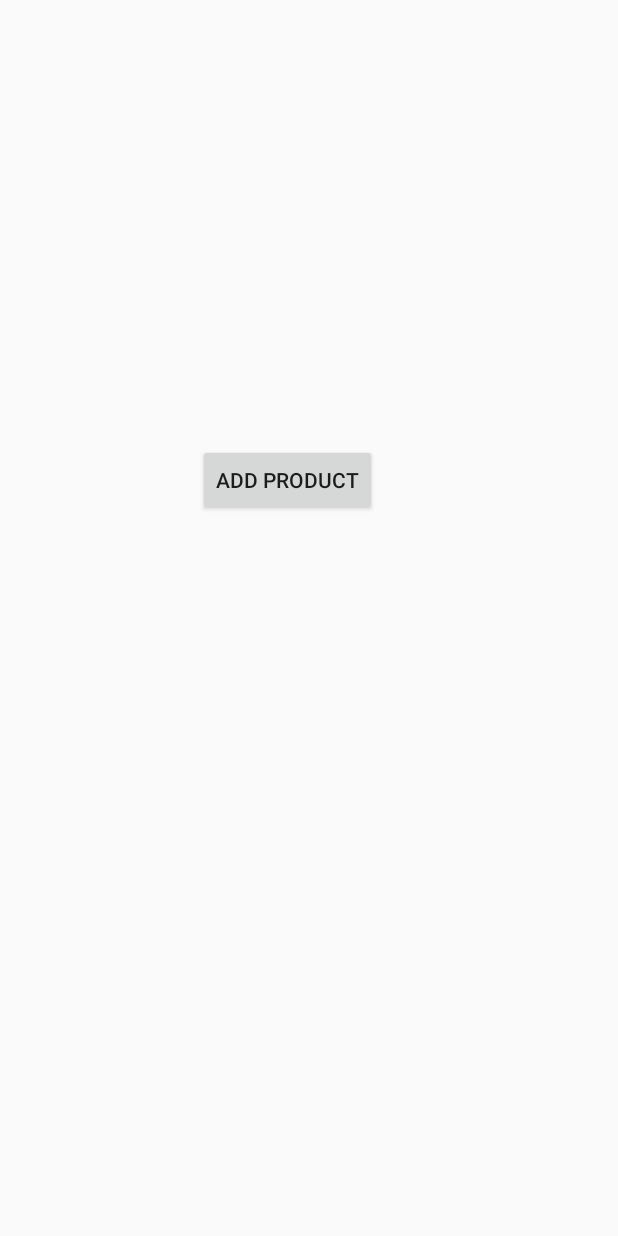
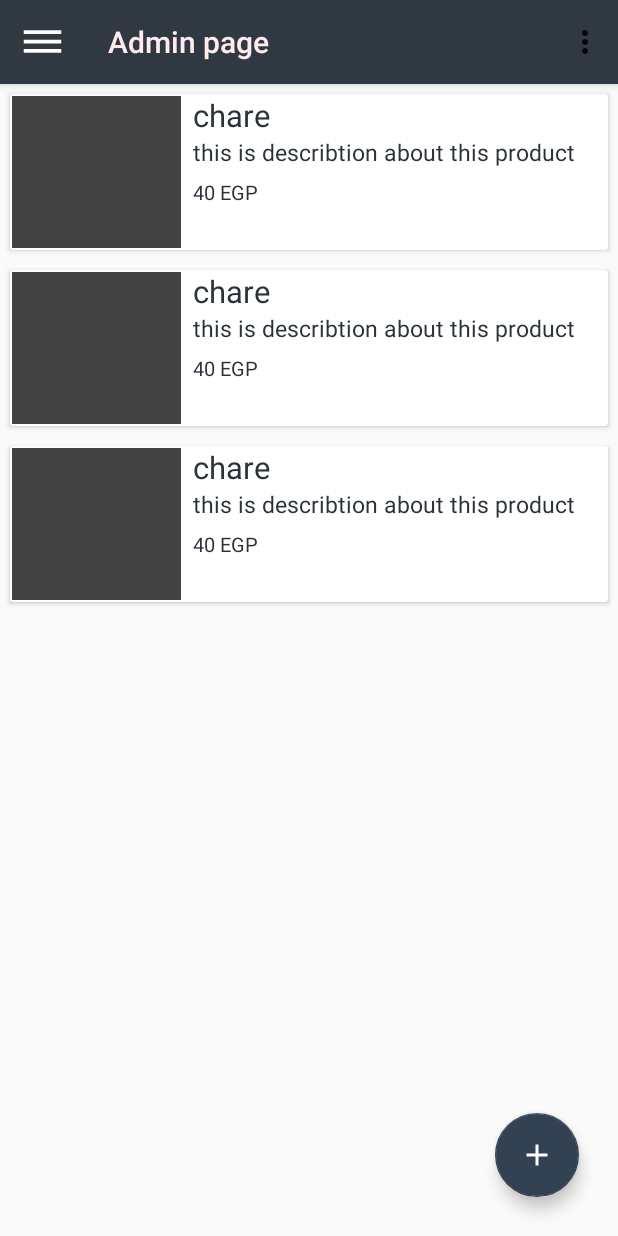
Before and after one commit to mahmoudjoe3/eCome-Store, an Android app: the layout activity_admin_home.xml on its own in the app's theme, with its tools: preview values and no code run, on a phone screen of 412 x 824 dp. Run offline under Robolectric (Android 15) with nearby library versions, the phone set to English and light mode, and no system bars.

Commit message:
add new product, fitch data
add new product function and fitch data using recycle view, livedata, firebase, custom adapter

```diff
--- a/app/src/main/java/com/mahmoudjoe3/eComStore/prevalent/Prevalent.java
+++ b/app/src/main/java/com/mahmoudjoe3/eComStore/prevalent/Prevalent.java
@@ -12,6 +12,8 @@ public class Prevalent {
     public final static String LOGIN_PREF="login_pref";
     public final static String refColName_User="users";
     public final static String refColName_Admin="admins";
+    public final static String refColName_product="products";
+    public final static String refStorage_productImage="product image";
     public final static String ADMIN="admin";
     public final static String USER_DATA ="userData";
 
--- a/app/src/main/java/com/mahmoudjoe3/eComStore/ui/main/LoginActivity.java
+++ b/app/src/main/java/com/mahmoudjoe3/eComStore/ui/main/LoginActivity.java
@@ -12,6 +12,7 @@ import android.widget.Toast;
 
 import androidx.appcompat.app.AlertDialog;
 import androidx.appcompat.app.AppCompatActivity;
+import androidx.lifecycle.ViewModelProvider;
 import androidx.lifecycle.ViewModelProviders;
 
 import com.google.android.material.textfield.TextInputEditText;
@@ -59,7 +60,7 @@ public class LoginActivity extends AppCompatActivity {
         setContentView(R.layout.activity_login);
         ButterKnife.bind(this);
 
-        mFirebaseAuthViewModel = ViewModelProviders.of(this).get(FirebaseAuthViewModel.class);
+        mFirebaseAuthViewModel = new ViewModelProvider(this).get(FirebaseAuthViewModel.class);
 
     }
 
--- a/app/src/main/java/com/mahmoudjoe3/eComStore/ui/main/RegisterActivity.java
+++ b/app/src/main/java/com/mahmoudjoe3/eComStore/ui/main/RegisterActivity.java
@@ -8,6 +8,7 @@ import android.widget.Toast;
 
 import androidx.appcompat.app.AlertDialog;
 import androidx.appcompat.app.AppCompatActivity;
+import androidx.lifecycle.ViewModelProvider;
 import androidx.lifecycle.ViewModelProviders;
 
 import com.google.android.material.textfield.TextInputEditText;
@@ -40,7 +41,7 @@ public class RegisterActivity extends AppCompatActivity {
         super.onCreate(savedInstanceState);
         setContentView(R.layout.activity_register);
         ButterKnife.bind(this);
-        mFirebaseAuthViewModel = ViewModelProviders.of(this).get(FirebaseAuthViewModel.class);
+        mFirebaseAuthViewModel = new ViewModelProvider(this).get(FirebaseAuthViewModel.class);
 
     }
 
--- /dev/null
+++ b/app/src/main/res/drawable/ic_add.xml
@@ -0,0 +1,5 @@
+<vector android:height="24dp" android:tint="#FFFFFF"
+    android:viewportHeight="24" android:viewportWidth="24"
+    android:width="24dp" xmlns:android="http://schemas.android.com/apk/res/android">
+    <path android:fillColor="@android:color/white" android:pathData="M19,13h-6v6h-2v-6H5v-2h6V5h2v6h6v2z"/>
+</vector>
--- /dev/null
+++ b/app/src/main/res/drawable/ic_nav.xml
@@ -0,0 +1,5 @@
+<vector android:height="30dp" android:tint="#FFFFFF"
+    android:viewportHeight="24" android:viewportWidth="24"
+    android:width="30dp" xmlns:android="http://schemas.android.com/apk/res/android">
+    <path android:fillColor="@android:color/white" android:pathData="M2,15.5v2h20v-2L2,15.5zM2,10.5v2h20v-2L2,10.5zM2,5.5v2h20v-2L2,5.5z"/>
+</vector>
--- a/app/src/main/res/layout/activity_admin_home.xml
+++ b/app/src/main/res/layout/activity_admin_home.xml
@@ -1,18 +1,39 @@
 <?xml version="1.0" encoding="utf-8"?>
-<androidx.constraintlayout.widget.ConstraintLayout xmlns:android="http://schemas.android.com/apk/res/android"
+<RelativeLayout xmlns:android="http://schemas.android.com/apk/res/android"
     xmlns:app="http://schemas.android.com/apk/res-auto"
     xmlns:tools="http://schemas.android.com/tools"
     android:layout_width="match_parent"
     android:layout_height="match_parent"
     tools:context=".ui.adminUI.AdminHomeActivity">
+    <androidx.appcompat.widget.Toolbar
+        android:id="@+id/my_toolbar"
+        android:layout_width="match_parent"
+        android:layout_height="?attr/actionBarSize"
+        android:background="?attr/colorPrimary"
+        android:elevation="4dp"
+        app:title="Admin page"
+        app:titleTextColor="@color/colorBG"
+        app:menu="@menu/admin_menu"
+        app:navigationIcon="@drawable/ic_nav"
+        android:theme="@style/ThemeOverlay.AppCompat.ActionBar"
+        app:popupTheme="@style/ThemeOverlay.AppCompat.Light"/>
 
-    <Button
-        android:id="@+id/button2"
+
+    <androidx.recyclerview.widget.RecyclerView android:id="@+id/recycleList"
+        android:layout_width="match_parent"
+        android:layout_height="match_parent"
+        android:layout_below="@id/my_toolbar"
+        tools:listitem="@layout/item_product_layout"/>
+
+    <com.google.android.material.floatingactionbutton.FloatingActionButton
+        android:id="@+id/addNewProduct"
         android:layout_width="wrap_content"
         android:layout_height="wrap_content"
-        android:layout_marginStart="132dp"
-        android:layout_marginTop="296dp"
-        android:text="Add product"
-        app:layout_constraintStart_toStartOf="parent"
-        app:layout_constraintTop_toTopOf="parent" />
-</androidx.constraintlayout.widget.ConstraintLayout>
+        android:layout_alignParentEnd="true"
+        android:layout_alignParentBottom="true"
+        android:layout_margin="@dimen/_20ssp"
+        android:src="@drawable/ic_add" />
+
+
+
+</RelativeLayout>
--- /dev/null
+++ b/app/src/main/res/layout/item_product_layout.xml
@@ -0,0 +1,52 @@
+<?xml version="1.0" encoding="utf-8"?>
+<androidx.cardview.widget.CardView xmlns:android="http://schemas.android.com/apk/res/android"
+    android:layout_width="match_parent"
+    android:layout_height="@dimen/_80sdp"
+    xmlns:app="http://schemas.android.com/apk/res-auto"
+    android:layout_margin="@dimen/_5sdp" >
+    <LinearLayout
+        android:layout_width="match_parent"
+        android:layout_height="match_parent"
+        android:orientation="horizontal">
+<ImageView android:id="@+id/item_productImage"
+    android:layout_width="0dp"
+    android:layout_weight="1"
+    android:layout_margin="@dimen/_1sdp"
+    android:layout_height="match_parent"
+    android:src="@color/cardview_dark_background"
+    android:layout_marginEnd="@dimen/_5sdp"/>
+    <LinearLayout
+        android:layout_width="0dp"
+        android:layout_weight="2.5"
+        android:layout_height="match_parent"
+        android:orientation="vertical">
+        <TextView android:id="@+id/item_productName"
+            android:layout_width="match_parent"
+            android:layout_height="wrap_content"
+            android:text="chare"
+            android:textSize="@dimen/_16ssp"
+            android:textColor="@color/colorPrimaryDark"
+            android:layout_marginStart="@dimen/_5sdp"/>
+        <TextView android:id="@+id/item_productDes"
+            android:layout_width="match_parent"
+            android:layout_height="wrap_content"
+            android:textColor="@color/colorPrimaryDark"
+
+            android:text="this is describtion about this product"
+            android:layout_marginStart="@dimen/_5sdp"
+            android:layout_marginEnd="@dimen/_5sdp"
+            android:maxLines="1"
+            android:textSize="@dimen/_12ssp" />
+        <TextView android:id="@+id/item_productPrice"
+            android:layout_marginTop="@dimen/_5sdp"
+            android:layout_width="match_parent"
+            android:layout_height="wrap_content"
+            android:textColor="@color/colorPrimaryDark"
+
+            android:text="40 EGP"
+            android:textSize="@dimen/_10ssp"
+            android:layout_marginStart="@dimen/_5sdp"/>
+
+    </LinearLayout>
+</LinearLayout>
+</androidx.cardview.widget.CardView>
--- /dev/null
+++ b/app/src/main/res/menu/admin_menu.xml
@@ -0,0 +1,6 @@
+<?xml version="1.0" encoding="utf-8"?>
+<menu xmlns:android="http://schemas.android.com/apk/res/android">
+<item android:id="@+id/logoutMenu" android:title="Log out"/>
+
+<item android:id="@+id/addProductMenu" android:title="Add product"/>
+</menu>
```
Also changed, not shown: app/src/main/AndroidManifest.xml (+15 -6 lines), app/src/main/java/com/mahmoudjoe3/eComStore/model/Product.java (+50 -6 lines), app/src/main/java/com/mahmoudjoe3/eComStore/repo/FirebaseRepo.java (+140 -5 lines), app/src/main/java/com/mahmoudjoe3/eComStore/ui/adminUI/AddProductFragment.java (+60 -8 lines), app/src/main/java/com/mahmoudjoe3/eComStore/ui/adminUI/AdminHomeActivity.java (+70 -15 lines), app/src/main/java/com/mahmoudjoe3/eComStore/ui/adminUI/productAdapter.java (added, +72 -0 lines), app/src/main/java/com/mahmoudjoe3/eComStore/ui/main/MainActivity.java (+9 -5 lines), app/src/main/java/com/mahmoudjoe3/eComStore/viewModel/admin/AddProductViewModel.java (+22 -3 lines), app/src/main/java/com/mahmoudjoe3/eComStore/viewModel/admin/AdminHomePageViewModel.java (added, +49 -0 lines), app/src/main/res/layout/fragment_add_product.xml (+9 -0 lines).
